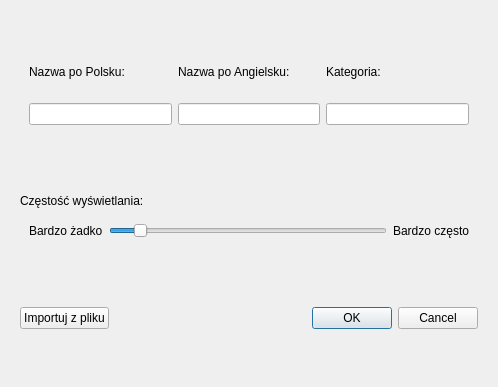
Qt form createCardDialog.ui (xDepcio/projekt-studia-flashcards) before a commit.
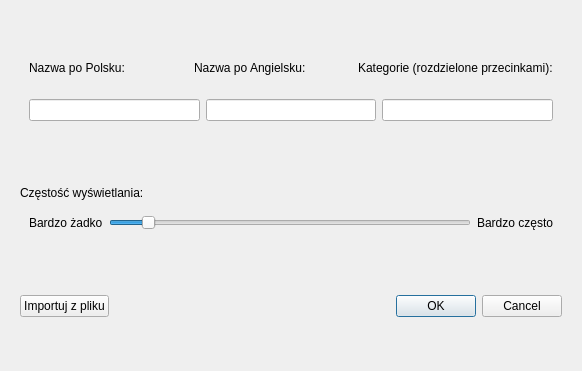
The same form after that commit.

Commit message: small fixes on importing and adding cards

Patch:
```diff
--- a/createCardDialog.ui
+++ b/createCardDialog.ui
@@ -6,8 +6,8 @@
    <rect>
     <x>0</x>
     <y>0</y>
-    <width>498</width>
-    <height>387</height>
+    <width>582</width>
+    <height>371</height>
    </rect>
   </property>
   <property name="windowTitle">
@@ -49,7 +49,7 @@
          <item>
           <widget class="QLabel" name="label_3">
            <property name="text">
-            <string>Kategoria:</string>
+            <string>Kategorie (rozdzielone przecinkami):</string>
            </property>
           </widget>
          </item>
```
The commit also changes 32 other files.
